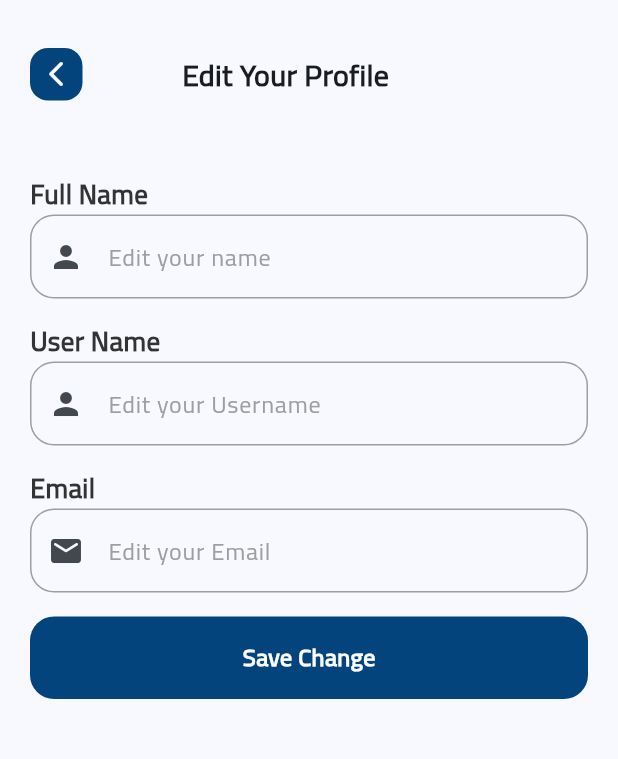
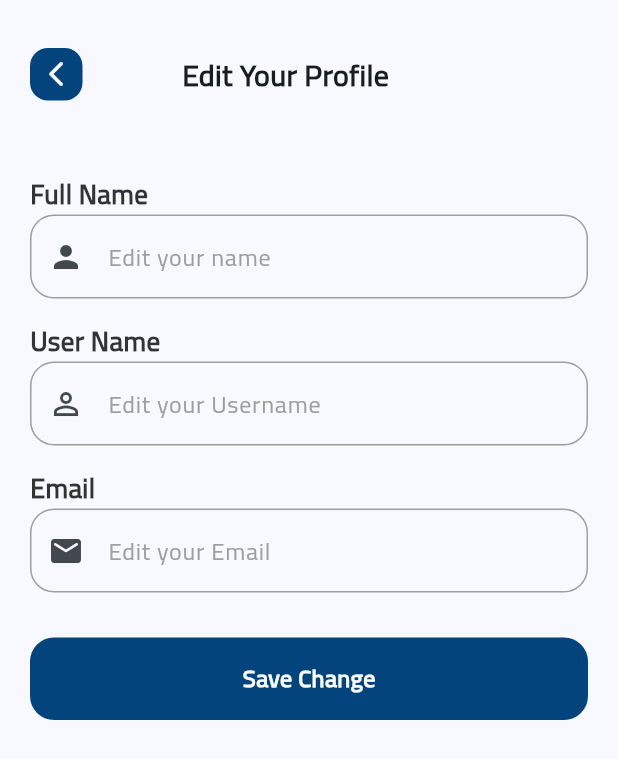
Before and after one commit to a7med287/tec-store, a Flutter app: the EditProfileView screen opened directly, on a phone screen of 412 x 824 dp. Shown: the top 759 px of the screen. Run offline on Flutter 3.47's test engine with Material 3 defaults, Android fonts, the phone set to English and light mode, and no system bars; our stand-ins replace bloc, dotted_line, equatable, flutter_bloc, flutter_svg, get_it and 5 more; accounts and stored records are empty; network calls fail.

Commit message:
add edit profile logic

```diff
--- a/lib/core/widgets/custom_text_form_field.dart
+++ b/lib/core/widgets/custom_text_form_field.dart
@@ -8,6 +8,7 @@ class CustomTextFormField extends StatelessWidget {
     required this.iconData,
     required this.textInputType,
     this.isPassword = false,
+    this.controller,
   });
 
   final void Function(String?)? onSaved;
@@ -15,9 +16,11 @@ class CustomTextFormField extends StatelessWidget {
   final IconData iconData;
   final TextInputType textInputType;
   final bool isPassword;
+  final TextEditingController? controller;
   @override
   Widget build(BuildContext context) {
     return TextFormField(
+      controller: controller,
       validator: (value) {
         if (value!.isEmpty) {
           return "this is required";
@@ -30,9 +33,7 @@ class CustomTextFormField extends StatelessWidget {
       decoration: InputDecoration(
         prefixIcon: Icon(iconData),
         hintText: hintText,
-        hintStyle: TextStyle(
-          color: Colors.grey
-        ),
+        hintStyle: TextStyle(color: Colors.grey),
         border: buildOutlineInputBorder(Colors.grey),
         enabledBorder: buildOutlineInputBorder(),
         focusedBorder: buildOutlineInputBorder(Colors.blue),
--- a/lib/features/auth/presentation/cubits/sign_in_cubit/sign_in_state.dart
+++ b/lib/features/auth/presentation/cubits/sign_in_cubit/sign_in_state.dart
@@ -17,3 +17,7 @@ final class SignInFailure extends SignInState {
 
   SignInFailure({required this.errorMessage});
 }
+class SignInEmailNotConfirmed extends SignInState {
+  final UserEntity userEntity;
+  SignInEmailNotConfirmed({required this.userEntity});
+}
--- /dev/null
+++ b/lib/features/edit_profile/data/models/edit_profile_model.dart
@@ -0,0 +1,48 @@
+class EditProfileModel {
+  final bool isSuccess;
+  final String message;
+  final String messageAr;
+  final UserData data;
+
+  EditProfileModel({
+    required this.isSuccess,
+    required this.message,
+    required this.messageAr,
+    required this.data,
+  });
+
+  factory EditProfileModel.fromJson(Map<String, dynamic> json) {
+    return EditProfileModel(
+      isSuccess: json['isSuccess'] ?? false,
+      message: json['message'] ?? '',
+      messageAr: json['messageAr'] ?? '',
+      data: UserData.fromJson(json['data'] ?? {}),
+    );
+  }
+}
+
+class UserData {
+  final int id;
+  final String userName;
+  final String fullName;
+  final String email;
+  final String lastUpdated;
+
+  UserData({
+    required this.id,
+    required this.userName,
+    required this.fullName,
+    required this.email,
+    required this.lastUpdated,
+  });
+
+  factory UserData.fromJson(Map<String, dynamic> json) {
+    return UserData(
+      id: json['id'] ?? 0,
+      userName: json['userName'] ?? '',
+      fullName: json['fullName'] ?? '',
+      email: json['email'] ?? '',
+      lastUpdated: json['lastUpdated'] ?? '',
+    );
+  }
+}
--- /dev/null
+++ b/lib/features/edit_profile/domain/entities/edit_profile_entity.dart
@@ -0,0 +1,11 @@
+class EditProfileEntity {
+  final bool isSuccess;
+  final String message;
+  final String messageAr;
+
+  EditProfileEntity({
+    required this.isSuccess,
+    required this.message,
+    required this.messageAr,
+  });
+}
--- /dev/null
+++ b/lib/features/edit_profile/presentation/cubits/edit_profile_cubit/edit_profile_state.dart
@@ -0,0 +1,17 @@
+part of 'edit_profile_cubit.dart';
+
+abstract class EditProfileState {}
+
+class EditProfileInitial extends EditProfileState {}
+
+class EditProfileLoading extends EditProfileState {}
+
+class EditProfileSuccess extends EditProfileState {
+  final EditProfileEntity entity;
+  EditProfileSuccess(this.entity);
+}
+
+class EditProfileFailure extends EditProfileState {
+  final String error;
+  EditProfileFailure(this.error);
+}
--- a/lib/features/edit_profile/presentation/views/edit_profile_view.dart
+++ b/lib/features/edit_profile/presentation/views/edit_profile_view.dart
@@ -1,76 +1,12 @@
 import 'package:flutter/material.dart';
-import 'package:tec_store/core/widgets/custom_button.dart';
-import 'package:tec_store/core/widgets/custom_text_form_field.dart';
-
-import '../../../../core/utils/app_theme.dart';
-import '../../../../core/widgets/custom_app_bar.dart';
+import 'package:tec_store/features/edit_profile/presentation/views/widgets/edit_peofile_view_body_block_listener.dart';
+import 'package:tec_store/features/edit_profile/presentation/views/widgets/edit_profile_view_body.dart';
 
 class EditProfileView extends StatelessWidget {
   const EditProfileView({super.key});
 
   @override
   Widget build(BuildContext context) {
-    return Scaffold(body: SafeArea(child: EditProfileViewBody()));
+    return Scaffold(body: SafeArea(child: EditProfileBlocListener()));
   }
 }
-
-class EditProfileViewBody extends StatelessWidget {
-  const EditProfileViewBody({super.key});
-
-  @override
-  Widget build(BuildContext context) {
-    return Padding(
-      padding: const EdgeInsets.all(20).copyWith(top: 32),
-      child: SingleChildScrollView(
-        physics: const BouncingScrollPhysics(),
-        child: Column(
-          crossAxisAlignment: CrossAxisAlignment.start,
-          children: [
-            CustomAppBar(title: 'Edit Your Profile'),
-            SizedBox(height: 50),
-            Text(
-              "Full Name",
-              style: AppTheme.heading2.copyWith(
-                color: AppTheme.textPrimary,
-                fontSize: 18,
-              ),
-            ),
-            CustomTextFormField(
-              hintText: "Edit your name",
-              iconData: Icons.person,
-              textInputType: TextInputType.name,
-            ),
-            SizedBox(height: 16,),
-            Text(
-              "User Name",
-              style: AppTheme.heading2.copyWith(
-                color: AppTheme.textPrimary,
-                fontSize: 18,
-              ),
-            ),
-            CustomTextFormField(
-              hintText: "Edit your Username",
-              iconData: Icons.person,
-              textInputType: TextInputType.name,
-            ),
-            SizedBox(height: 16,),
-            Text(
-              "Email",
-              style: AppTheme.heading2.copyWith(
-                color: AppTheme.textPrimary,
-                fontSize: 18,
-              ),
-            ),
-            CustomTextFormField(
-              hintText: "Edit your Email",
-              iconData: Icons.email_rounded,
-              textInputType: TextInputType.name,
-            ),
-            SizedBox(height: 16,),
-            CustomButton(text: "Save Change")
-          ]
-        ),
-      ),
-    );
-  }
-}
--- /dev/null
+++ b/lib/features/edit_profile/presentation/views/widgets/edit_peofile_view_body_block_listener.dart
@@ -0,0 +1,45 @@
+import 'package:flutter/material.dart';
+import 'package:flutter_bloc/flutter_bloc.dart';
+import 'package:tec_store/constants.dart';
+import 'package:tec_store/core/services/api_services.dart';
+import 'package:tec_store/core/services/get_it_service.dart';
+import 'package:tec_store/core/services/shared_prefrences_singletone.dart';
+import '../../../data/repos/edit_profile_repo_impl.dart';
+import '../../cubits/edit_profile_cubit/edit_profile_cubit.dart';
+import '../widgets/edit_profile_view_body.dart';
+
+class EditProfileBlocListener extends StatelessWidget {
+  const EditProfileBlocListener({super.key});
+
+  @override
+  Widget build(BuildContext context) {
+
+
+    return BlocProvider(
+      create: (context) => EditProfileCubit(EditProfileRepoImpl(getIt<ApiServices>())),
+      child: BlocListener<EditProfileCubit, EditProfileState>(
+        listener: (context, state) {
+          if (state is EditProfileLoading) {
+            showDialog(
+              context: context,
+              barrierDismissible: false,
+              builder: (_) => const Center(child: CircularProgressIndicator()),
+            );
+          } else if (state is EditProfileSuccess) {
+            Navigator.pop(context); // close loading
+            ScaffoldMessenger.of(context).showSnackBar(
+              SnackBar(content: Text(state.entity.messageAr)),
+            );
+          } else if (state is EditProfileFailure) {
+            Navigator.pop(context); // close loading
+            ScaffoldMessenger.of(context).showSnackBar(
+              SnackBar(content: Text(state.error)),
+            );
+            debugPrint("Error: ${state.error}");
+          }
+        },
+        child: EditProfileViewBody(),
+      ),
+    );
+  }
+}
--- /dev/null
+++ b/lib/features/edit_profile/presentation/views/widgets/edit_profile_view_body.dart
@@ -0,0 +1,98 @@
+import 'package:flutter/material.dart';
+import 'package:flutter_bloc/flutter_bloc.dart';
+import '../../../../../constants.dart';
+import '../../../../../core/services/shared_prefrences_singletone.dart';
+import '../../../../../core/utils/app_theme.dart';
+import '../../../../../core/widgets/custom_app_bar.dart';
+import '../../../../../core/widgets/custom_button.dart';
+import '../../../../../core/widgets/custom_text_form_field.dart';
+import '../../cubits/edit_profile_cubit/edit_profile_cubit.dart';
+
+class EditProfileViewBody extends StatefulWidget {
+
+
+  const EditProfileViewBody({super.key});
+
+  @override
+  State<EditProfileViewBody> createState() => _EditProfileViewBodyState();
+}
+
+class _EditProfileViewBodyState extends State<EditProfileViewBody> {
+  final TextEditingController fullNameController = TextEditingController();
+  final TextEditingController userNameController = TextEditingController();
+  final TextEditingController emailController = TextEditingController();
+
+  final GlobalKey<FormState> formKey = GlobalKey<FormState>();
+  final String token = Prefs.getString(tokenKey);
+
+  @override
+  Widget build(BuildContext context) {
+    return Padding(
+      padding: const EdgeInsets.all(20).copyWith(top: 32),
+      child: SingleChildScrollView(
+        physics: const BouncingScrollPhysics(),
+        child: Form(
+          key: formKey,
+          child: Column(
+            crossAxisAlignment: CrossAxisAlignment.start,
+            children: [
+              const CustomAppBar(title: 'Edit Your Profile'),
+              const SizedBox(height: 50),
+              _buildLabel("Full Name"),
+              CustomTextFormField(
+                controller: fullNameController,
+                hintText: "Edit your name",
+                iconData: Icons.person,
+                textInputType: TextInputType.name,
+              ),
+              const SizedBox(height: 16),
+              _buildLabel("User Name"),
+              CustomTextFormField(
+                controller: userNameController,
+                hintText: "Edit your Username",
+                iconData: Icons.person_outline,
+                textInputType: TextInputType.name,
+              ),
+              const SizedBox(height: 16),
+              _buildLabel("Email"),
+              CustomTextFormField(
+                controller: emailController,
+                hintText: "Edit your Email",
+                iconData: Icons.email_rounded,
+                textInputType: TextInputType.emailAddress,
+              ),
+              const SizedBox(height: 30),
+              BlocBuilder<EditProfileCubit, EditProfileState>(
+                builder: (context, state) {
+                  return CustomButton(
+                    text: "Save Change",
+                    onTap: () {
+                      if (formKey.currentState!.validate()) {
+                        context.read<EditProfileCubit>().editProfile(
+                          token: token,
+                          userName: userNameController.text.trim(),
+                          fullName: fullNameController.text.trim(),
+                          email: emailController.text.trim(),
+                        );
+                      }
+                    },
+                  );
+                },
+              ),
+            ],
+          ),
+        ),
+      ),
+    );
+  }
+
+  Widget _buildLabel(String text) {
+    return Text(
+      text,
+      style: AppTheme.heading2.copyWith(
+        color: AppTheme.textPrimary,
+        fontSize: 18,
+      ),
+    );
+  }
+}
--- a/lib/features/home/presentation/views/widgets/product_details_view_body.dart
+++ b/lib/features/home/presentation/views/widgets/product_details_view_body.dart
@@ -48,6 +48,7 @@ class ProductDetailsViewBody extends StatelessWidget {
               const SizedBox(height: 12),
               const ImagesList(),
               const SizedBox(height: 12),
+              //laptop name
               Row(
                 children: [
                   Text(
@@ -60,6 +61,8 @@ class ProductDetailsViewBody extends StatelessWidget {
                 ],
               ),
               const SizedBox(height: 12),
+
+              //rating and price
               Row(
                 children: [
                   const Icon(Icons.star, color: Colors.yellow, size: 28),
@@ -102,6 +105,8 @@ class ProductDetailsViewBody extends StatelessWidget {
                 dashColor: Colors.grey,
               ),
               const SizedBox(height: 8),
+
+              //description
               Row(
                 children: [
                   Text(
@@ -121,6 +126,7 @@ class ProductDetailsViewBody extends StatelessWidget {
                 moreStyle: const TextStyle(color: AppTheme.primary),
                 lessStyle: const TextStyle(color: AppTheme.primary),
               ),
+
               SizedBox(height: 16),
               ProductHighlightsSection(laptop: laptop),
               const SizedBox(height: 24),
```
Also changed, not shown: lib/core/services/api_services.dart (+39 -0 lines), lib/features/edit_profile/data/repos/edit_profile_repo_impl.dart (added, +38 -0 lines), lib/features/edit_profile/domain/repos/edit_profie_repo.dart (added, +10 -0 lines), lib/features/edit_profile/presentation/cubits/edit_profile_cubit/edit_profile_cubit.dart (added, +31 -0 lines).
